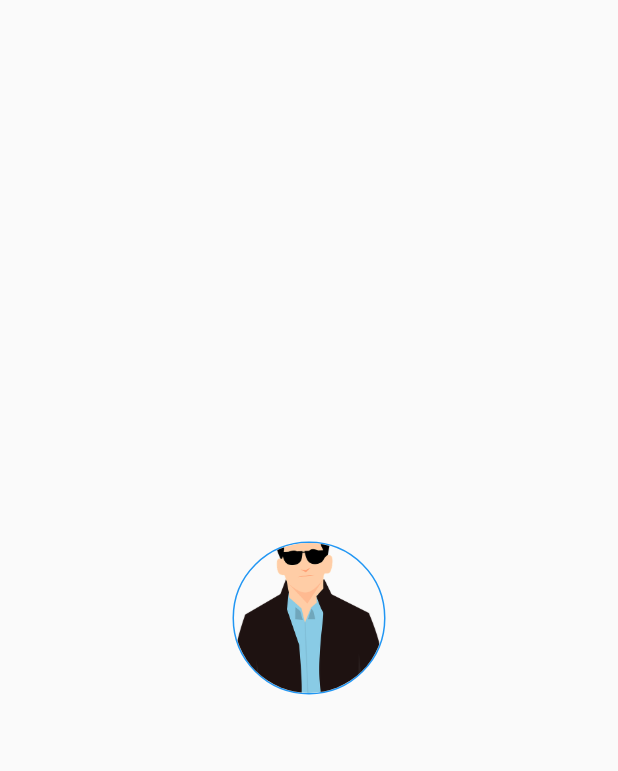
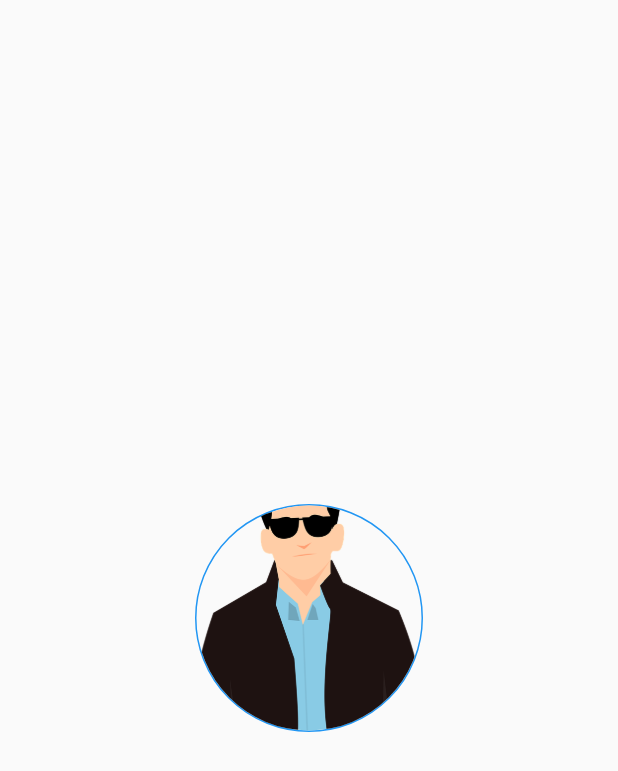
Before and after one commit to imujtaba8488/package_im_avatar, a Flutter app: the screen it shows after launch, on a phone screen of 412 x 824 dp. Shown: the top 771 px of the screen. Run offline on Flutter 3.47's test engine with Material 2 defaults, Android fonts, the phone set to English and light mode, and no system bars; our stand-ins replace image_picker, permission_handler.

Commit message:
README.md update

```diff
--- a/lib/main.dart
+++ b/lib/main.dart
@@ -32,7 +32,7 @@ class MyHomePage extends StatelessWidget {
           ),
           child: Avatar(
             // avatarShape: AvatarShape.square,
-            radius: 100,
+            radius: 150,
           ),
         ),
       ),
--- a/pubspec.yaml
+++ b/pubspec.yaml
@@ -1,6 +1,9 @@
 name: im_avatar
 description: A simple to use avatar widget, with support for selecting a new avatar. The avatar can be selected from camera or gallery.
 version: 0.1.2+1
+homepage: https://twitter.com/imujtaba8488
+repository: https://github.com/imujtaba8488/package_im_avatar.git
+issue_tracker: https://github.com/imujtaba8488/package_im_avatar/issues
 
 environment:
   sdk: ">=2.7.0 <3.0.0"
```
Also changed, not shown: 1 other file.
